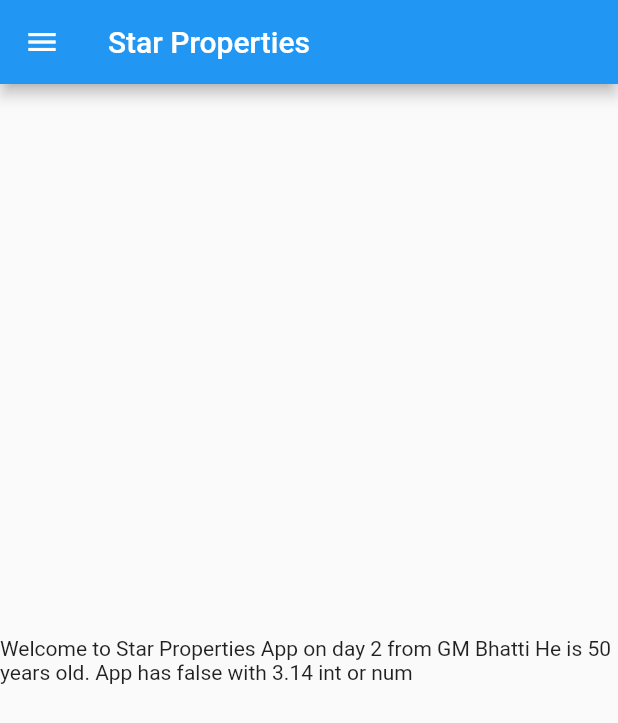
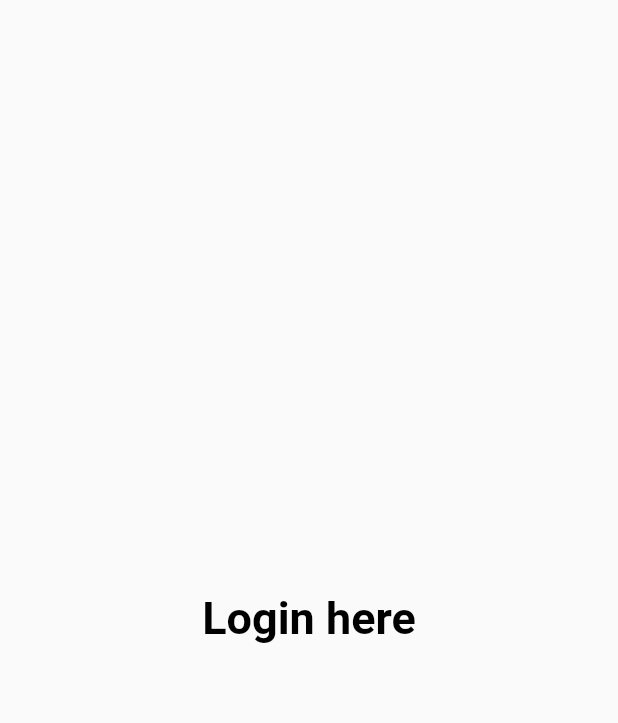
Before and after one commit to gmbhatti/flutter-app-1, a Flutter app: the screen it shows after launch, on a phone screen of 412 x 824 dp. Shown: the top 723 px of the screen. Run offline on Flutter 3.47's test engine with Material 2 defaults, Android fonts, the phone set to English and light mode, and no system bars.

Commit message:
day3 complete

```diff
--- a/lib/main.dart
+++ b/lib/main.dart
@@ -1,5 +1,7 @@
 import 'package:flutter/material.dart';
-import 'package:flutter_application_1/home_page.dart';
+import 'package:flutter_application_1/pages/about_page.dart';
+import 'package:flutter_application_1/pages/home_page.dart';
+import 'package:flutter_application_1/pages/login_page.dart';
 
 void main() {
   runApp(MyApp());
@@ -11,7 +13,19 @@ class MyApp extends StatelessWidget {
   @override
   Widget build(BuildContext context) {
     return MaterialApp(
-      home: HomePage(),
+      // home: HomePage(),
+      theme: ThemeData(
+        primarySwatch: Colors.deepOrange,
+      ),
+      themeMode: ThemeMode.light,
+      darkTheme: ThemeData(
+        brightness: Brightness.dark,
+      ),
+      routes: {
+        "/": (context) => LoginPage(),
+        "/about": (context) => AboutPage(),
+        "/login": (context) => LoginPage(),
+      },
     );
   }
 }
--- /dev/null
+++ b/lib/pages/about_page.dart
@@ -0,0 +1,10 @@
+import 'package:flutter/material.dart';
+
+class AboutPage extends StatelessWidget {
+  const AboutPage({Key? key}) : super(key: key);
+
+  @override
+  Widget build(BuildContext context) {
+    return Container(child: Text("about page"));
+  }
+}
--- a/lib/home_page.dart
+++ b/lib/pages/home_page.dart
@@ -18,9 +18,11 @@ class HomePage extends StatelessWidget {
       ),
       body: Center(
         child: Container(
-            child: Text(
-                "Welcome to Star Properties App on day $day from $name" +
-                    " He is $age years old. App has $started with $pi $a")),
+          child: Center(
+              child: Text(
+                  "Welcome to Star Properties App on day $day from $name" +
+                      " He is $age years old. App has $started with $pi $a")),
+        ),
       ),
       drawer: Drawer(),
     );
--- /dev/null
+++ b/lib/pages/login_page.dart
@@ -0,0 +1,21 @@
+import 'package:flutter/material.dart';
+
+class LoginPage extends StatelessWidget {
+  const LoginPage({Key? key}) : super(key: key);
+
+  @override
+  Widget build(BuildContext context) {
+    return Material(
+      child: Center(
+        child: Text(
+          "Login here",
+          style: TextStyle(
+            fontSize: 30,
+            color: Colors.black,
+            fontWeight: FontWeight.bold,
+          ),
+        ),
+      ),
+    );
+  }
+}
```
